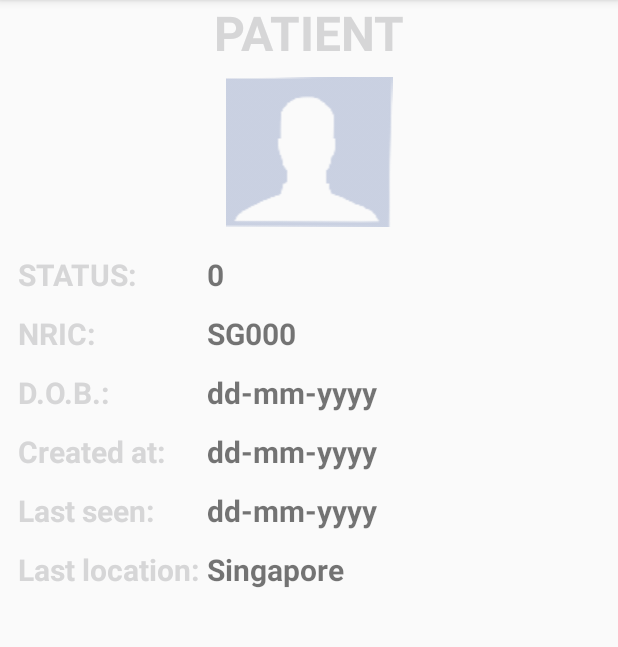
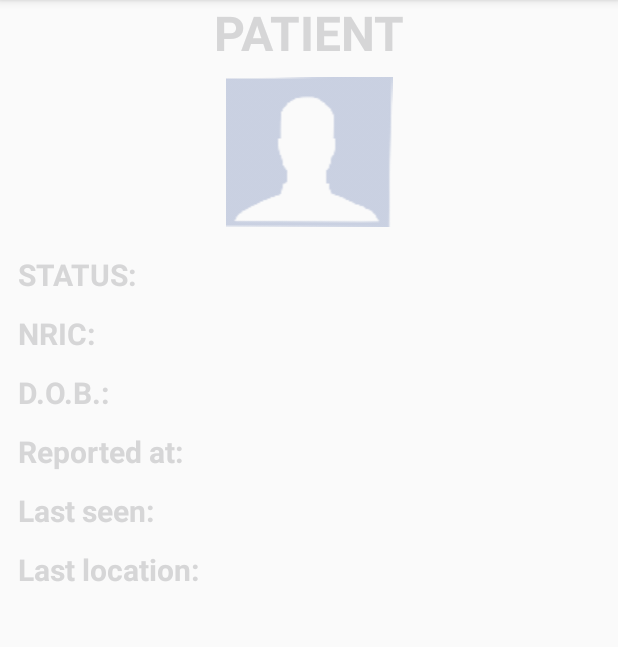
Before and after one commit to qinjie/WeTrack-Android, an Android app: the PatientDetailActivity screen opened directly, with no data from a screen before it, on a phone screen of 412 x 824 dp, the part 84-731 px from its top. Run offline under Robolectric (Android 15) with nearby library versions, the phone set to English and light mode, and no system bars; our stand-ins replace ButterKnife, EventBus.

Commit message:
fix UI bug

```diff
--- a/app/src/main/java/com/example/hoanglong/wetrack/BeaconListFragment.java
+++ b/app/src/main/java/com/example/hoanglong/wetrack/BeaconListFragment.java
@@ -33,6 +33,7 @@ public class BeaconListFragment extends Fragment {
     RecyclerView rvBeacons;
 
     private Handler handler;
+
     @BindView(R.id.srlUsers2)
     SwipeRefreshLayout srlUser;
 
--- a/app/src/main/java/com/example/hoanglong/wetrack/HomeFragment.java
+++ b/app/src/main/java/com/example/hoanglong/wetrack/HomeFragment.java
@@ -194,12 +194,17 @@ public class HomeFragment extends Fragment {
                 @Override
                 public void onFailure(Call<List<Resident>> call, Throwable t) {
                     t.printStackTrace();
+                    try {
                         Gson gson = new Gson();
                         SharedPreferences sharedPref = PreferenceManager.getDefaultSharedPreferences(getContext());
                         String jsonPatients = sharedPref.getString("patientList-WeTrack", "");
                         Type type = new TypeToken<List<Resident>>() {
                         }.getType();
                         patientList = gson.fromJson(jsonPatients, type);
+                    } catch (Exception e) {
+                        e.printStackTrace();
+
+                    }
                 }
             });
 
--- a/app/src/main/java/com/example/hoanglong/wetrack/MainActivity.java
+++ b/app/src/main/java/com/example/hoanglong/wetrack/MainActivity.java
@@ -128,7 +128,7 @@ public class MainActivity extends AppCompatActivity {
         PrimaryDrawerItem faq = new PrimaryDrawerItem().withIdentifier(1).withName("FAQ").withIcon(R.drawable.ic_help);
         PrimaryDrawerItem about = new PrimaryDrawerItem().withIdentifier(2).withName("About").withIcon(R.drawable.ic_info);
         SecondaryDrawerItem setting = new SecondaryDrawerItem().withIdentifier(3).withName("Setting").withIcon(R.drawable.ic_settings);
-        SecondaryDrawerItem logout = new SecondaryDrawerItem().withIdentifier(4).withName("Exit").withIcon(R.drawable.ic_power);
+//        SecondaryDrawerItem logout = new SecondaryDrawerItem().withIdentifier(4).withName("Exit").withIcon(R.drawable.ic_power);
 
 
         result = new DrawerBuilder()
@@ -139,8 +139,7 @@ public class MainActivity extends AppCompatActivity {
                         faq,
                         about,
                         new DividerDrawerItem(),
-                        setting,
-                        logout)
+                        setting)
                 .withOnDrawerItemClickListener(new Drawer.OnDrawerItemClickListener() {
                     @Override
                     public boolean onItemClick(View view, int position, IDrawerItem drawerItem) {
--- a/app/src/main/res/layout/patient_detail.xml
+++ b/app/src/main/res/layout/patient_detail.xml
@@ -3,6 +3,14 @@
     android:layout_width="match_parent"
     android:layout_height="match_parent"
     android:orientation="vertical">
+
+    <android.support.v4.widget.SwipeRefreshLayout xmlns:android="http://schemas.android.com/apk/res/android"
+        xmlns:app="http://schemas.android.com/apk/res-auto"
+        android:id="@+id/srlUsers"
+        android:layout_width="match_parent"
+        android:layout_height="match_parent"
+        app:layout_behavior="@string/appbar_scrolling_view_behavior">
+
 
     <ScrollView
         android:layout_width="match_parent"
@@ -57,7 +65,6 @@
                     android:layout_height="wrap_content"
                     android:layout_weight="0.2"
                     android:gravity="start"
-                    android:text="0"
                     android:textSize="20sp"
                     android:textStyle="bold" />
             </LinearLayout>
@@ -86,7 +93,6 @@
                     android:layout_height="wrap_content"
                     android:layout_weight="0.2"
                     android:gravity="start"
-                    android:text="SG000"
                     android:textSize="20sp"
                     android:textStyle="bold" />
             </LinearLayout>
@@ -114,7 +120,6 @@
                     android:layout_height="wrap_content"
                     android:layout_weight="0.2"
                     android:gravity="start"
-                    android:text="dd-mm-yyyy"
                     android:textSize="20sp"
                     android:textStyle="bold" />
             </LinearLayout>
@@ -130,7 +135,7 @@
                     android:layout_weight="0.4"
                     android:gravity="start"
                     android:paddingStart="12dp"
-                    android:text="Created at:"
+                    android:text="Reported at:"
                     android:textColor="@color/md_black_1000"
                     android:textSize="20sp"
                     android:textStyle="bold" />
@@ -141,7 +146,6 @@
                     android:layout_height="wrap_content"
                     android:layout_weight="0.2"
                     android:gravity="start"
-                    android:text="dd-mm-yyyy"
                     android:textSize="20sp"
                     android:textStyle="bold" />
 
@@ -169,7 +173,6 @@
                     android:layout_height="wrap_content"
                     android:layout_weight="0.2"
                     android:gravity="start"
-                    android:text="dd-mm-yyyy"
                     android:textSize="20sp"
                     android:textStyle="bold" />
 
@@ -197,7 +200,6 @@
                     android:layout_height="wrap_content"
                     android:layout_weight="0.2"
                     android:gravity="start"
-                    android:text="Singapore"
                     android:textSize="20sp"
                     android:textStyle="bold" />
 
@@ -216,4 +218,5 @@
                 android:visibility="invisible"/>
         </LinearLayout>
     </ScrollView>
+    </android.support.v4.widget.SwipeRefreshLayout>
 </LinearLayout>
```
Also changed, not shown: app/src/main/java/com/example/hoanglong/wetrack/BeaconListAdapter.java (+2 -8 lines), app/src/main/java/com/example/hoanglong/wetrack/BeaconScanActivation.java (+4 -62 lines), app/src/main/java/com/example/hoanglong/wetrack/PatientDetailActivity.java (+92 -0 lines). Lines whose indentation alone changed are shown as unchanged.
